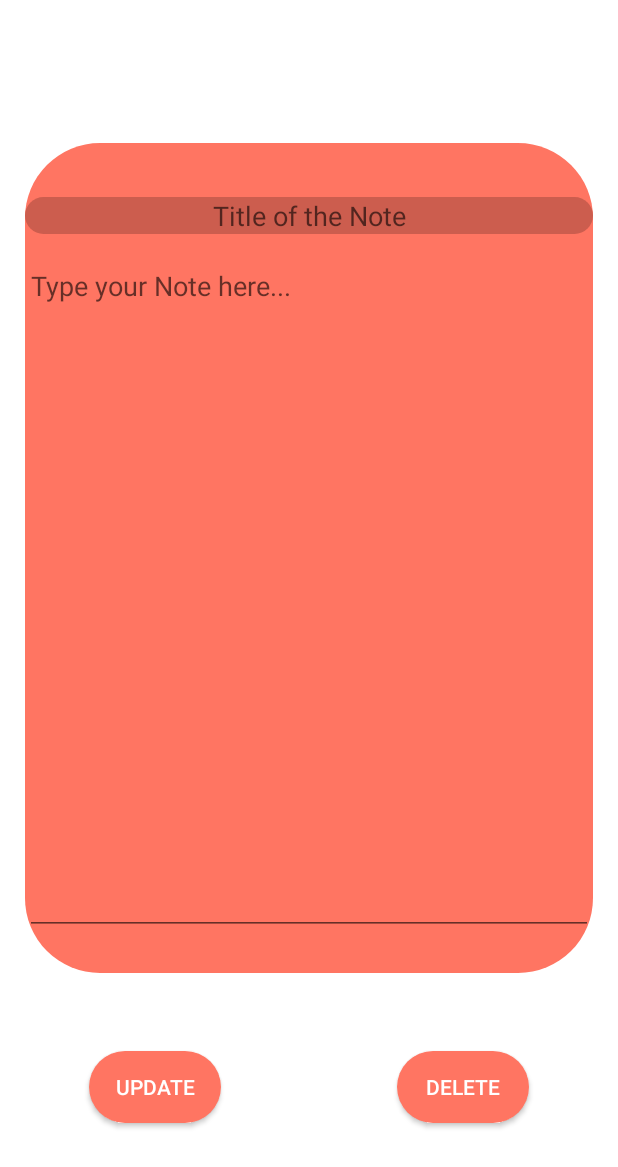
After one commit to TothTamasMI/PandaNotes, an Android app: the fragment UpdateFragment placed in its activity, on a phone screen of 412 x 824 dp. The commit adds this screen. Shown: the top 1167 px of the screen. Run offline under Robolectric (Android 15) with nearby library versions, the phone set to English and light mode, and no system bars; our stand-ins replace Room's generated code; 3 statements that could not run were skipped.

Commit message:
note update, delete and deleteAll implemented

```diff
--- a/app/src/main/java/com/example/pandanotes/data/Note.kt
+++ b/app/src/main/java/com/example/pandanotes/data/Note.kt
@@ -1,12 +1,15 @@
 package com.example.pandanotes.data
 
+import android.os.Parcelable
 import androidx.room.Entity
 import androidx.room.PrimaryKey
+import kotlinx.android.parcel.Parcelize
 
+@Parcelize
 @Entity(tableName = "note_table")
 data class Note (
     @PrimaryKey(autoGenerate = true)
     val id : Int,
     val title : String,
     val noteBody: String
-        )
+    ): Parcelable
--- a/app/src/main/java/com/example/pandanotes/data/NoteDAO.kt
+++ b/app/src/main/java/com/example/pandanotes/data/NoteDAO.kt
@@ -1,10 +1,7 @@
 package com.example.pandanotes.data
 
 import androidx.lifecycle.LiveData
-import androidx.room.Dao
-import androidx.room.Insert
-import androidx.room.OnConflictStrategy
-import androidx.room.Query
+import androidx.room.*
 
 @Dao
 interface NoteDAO {
@@ -12,6 +9,15 @@ interface NoteDAO {
     @Insert(onConflict = OnConflictStrategy.IGNORE)
     suspend fun addNote(note: Note)
 
+    @Delete
+    suspend fun deleteNote(note: Note)
+
+    @Update
+    suspend fun updateNote(note: Note)
+
+    @Query("DELETE FROM note_table")
+    suspend fun deleteAllNote()
+
     @Query("SELECT * FROM note_table ORDER BY id DESC")
     fun readAllData(): LiveData<List<Note>>
 }
--- /dev/null
+++ b/app/src/main/res/layout/fragment_update.xml
@@ -0,0 +1,91 @@
+<?xml version="1.0" encoding="utf-8"?>
+<androidx.constraintlayout.widget.ConstraintLayout xmlns:android="http://schemas.android.com/apk/res/android"
+    xmlns:app="http://schemas.android.com/apk/res-auto"
+    xmlns:tools="http://schemas.android.com/tools"
+    android:layout_width="match_parent"
+    android:layout_height="match_parent"
+    tools:context=".fragments.UpdateFragment">
+
+    <View
+        android:id="@+id/divider"
+        android:layout_width="1dp"
+        android:layout_height="553dp"
+        android:background="?android:attr/listDivider"
+        android:visibility="invisible"
+        app:layout_constraintBottom_toBottomOf="parent"
+        app:layout_constraintEnd_toEndOf="parent"
+        app:layout_constraintStart_toStartOf="parent"
+        app:layout_constraintTop_toTopOf="parent" />
+
+    <androidx.constraintlayout.widget.ConstraintLayout
+        android:id="@+id/constraintLayout"
+        android:layout_width="0dp"
+        android:layout_height="0dp"
+        android:layout_marginStart="15dp"
+        android:layout_marginTop="48dp"
+        android:layout_marginEnd="15dp"
+        android:layout_marginBottom="128dp"
+        android:background="@drawable/round_button_shape"
+        app:layout_constraintBottom_toBottomOf="parent"
+        app:layout_constraintEnd_toEndOf="parent"
+        app:layout_constraintStart_toStartOf="parent"
+        app:layout_constraintTop_toTopOf="parent">
+
+        <EditText
+            android:id="@+id/updateEditTextTextNoteBody"
+            android:layout_width="0dp"
+            android:layout_height="0dp"
+            android:layout_marginTop="12dp"
+            android:layout_marginBottom="25dp"
+            android:ems="10"
+            android:gravity="top|start"
+            android:hint="Type your Note here..."
+            android:inputType="textMultiLine"
+            app:layout_constraintBottom_toBottomOf="parent"
+            app:layout_constraintEnd_toEndOf="parent"
+            app:layout_constraintStart_toStartOf="parent"
+            app:layout_constraintTop_toBottomOf="@+id/updateEditTextTextNoteTitle"
+            app:maxLines="20" />
+
+        <EditText
+            android:id="@+id/updateEditTextTextNoteTitle"
+            android:layout_width="match_parent"
+            android:layout_height="wrap_content"
+            android:layout_marginTop="36dp"
+            android:background="@drawable/round_button_shape_dark"
+            android:ems="10"
+            android:gravity="center"
+            android:hint="Title of the Note"
+            android:inputType="textPersonName"
+            app:layout_constraintEnd_toEndOf="parent"
+            app:layout_constraintHorizontal_bias="0.0"
+            app:layout_constraintStart_toStartOf="parent"
+            app:layout_constraintTop_toTopOf="parent" />
+
+    </androidx.constraintlayout.widget.ConstraintLayout>
+
+    <androidx.appcompat.widget.AppCompatButton
+        android:id="@+id/updateButton"
+        android:layout_width="wrap_content"
+        android:layout_height="wrap_content"
+        android:layout_marginBottom="28dp"
+        android:background="@drawable/round_button_shape"
+        android:text="UPDATE"
+        android:textColor="@color/white"
+        app:layout_constraintBottom_toBottomOf="parent"
+        app:layout_constraintEnd_toStartOf="@+id/divider"
+        app:layout_constraintStart_toStartOf="parent" />
+
+    <androidx.appcompat.widget.AppCompatButton
+        android:id="@+id/deleteButton"
+        android:layout_width="wrap_content"
+        android:layout_height="wrap_content"
+        android:layout_marginBottom="28dp"
+        android:background="@drawable/round_button_shape"
+        android:text="Delete"
+        android:textColor="@color/white"
+        app:layout_constraintBottom_toBottomOf="parent"
+        app:layout_constraintEnd_toEndOf="parent"
+        app:layout_constraintStart_toEndOf="@+id/divider" />
+
+</androidx.constraintlayout.widget.ConstraintLayout>
--- a/app/src/main/res/layout/note_row.xml
+++ b/app/src/main/res/layout/note_row.xml
@@ -6,7 +6,8 @@
     android:layout_height="wrap_content"
     android:padding="24sp"
     android:layout_margin="16dp"
-    android:background="@drawable/round_button_shape">
+    android:background="@drawable/round_button_shape"
+    android:id="@+id/rowLayout">
 
     <TextView
         android:id="@+id/noteTitle_txt"
--- a/app/src/main/res/navigation/my_nav.xml
+++ b/app/src/main/res/navigation/my_nav.xml
@@ -21,6 +21,9 @@
         <action
             android:id="@+id/action_listFragment_to_addFragment"
             app:destination="@id/addFragment" />
+        <action
+            android:id="@+id/action_listFragment_to_updateFragment"
+            app:destination="@id/updateFragment" />
     </fragment>
     <fragment
         android:id="@+id/addFragment"
@@ -31,4 +34,16 @@
             android:id="@+id/action_addFragment_to_listFragment"
             app:destination="@id/listFragment" />
     </fragment>
+    <fragment
+        android:id="@+id/updateFragment"
+        android:name="com.example.pandanotes.fragments.UpdateFragment"
+        android:label="fragment_update"
+        tools:layout="@layout/fragment_update" >
+        <action
+            android:id="@+id/action_updateFragment_to_listFragment"
+            app:destination="@id/listFragment" />
+        <argument
+            android:name="currentNote"
+            app:argType="com.example.pandanotes.data.Note" />
+    </fragment>
 </navigation>
```
Also changed, not shown: app/src/main/java/com/example/pandanotes/ListAdapter.kt (+9 -0 lines), app/src/main/java/com/example/pandanotes/data/NoteRepository.kt (deleted, +0 -12 lines), app/src/main/java/com/example/pandanotes/data/NoteViewModel.kt (deleted, +0 -26 lines), app/src/main/java/com/example/pandanotes/fragments/ListFragment.kt (+21 -0 lines), app/src/main/java/com/example/pandanotes/fragments/UpdateFragment.kt (added, +87 -0 lines), app/src/main/res/layout/fragment_list2.xml (+14 -0 lines).
